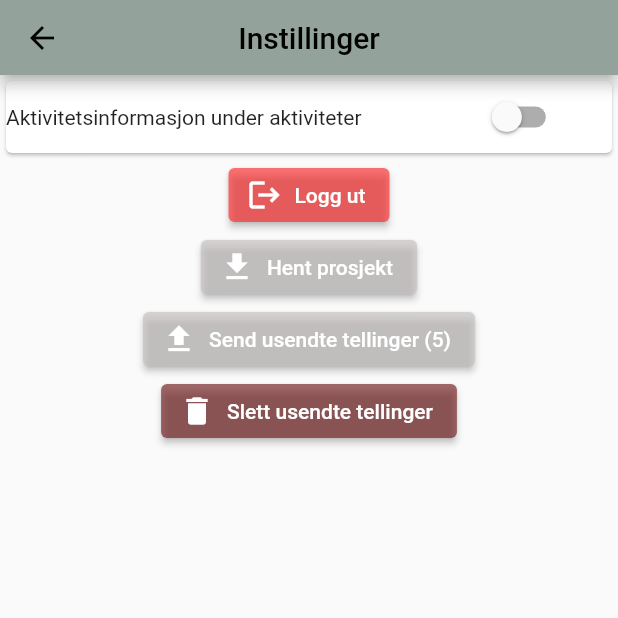
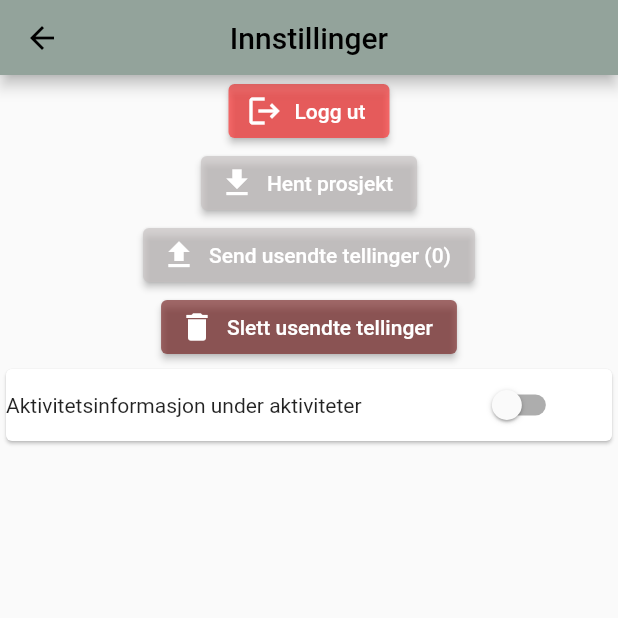
Before and after one commit to zaktaw/DATA3900-Bacheloroppgave, a Flutter app: the Settings screen opened by its route, after a tap on "Hent prosjekt", on a phone screen of 412 x 824 dp, the top half of it. Run offline on Flutter 3.47's test engine with Material 2 defaults, Android fonts, the phone set to English and light mode, and no system bars; our stand-ins replace auto_size_text, connectivity_plus, dots_indicator, flutter_secure_storage, fluttertoast, hive and 1 more; accounts and stored records are empty; network calls fail.

Commit message:
Reformated settings

```diff
--- a/lib/settings_page/settings.dart
+++ b/lib/settings_page/settings.dart
@@ -1,22 +1,176 @@
+import 'package:bacheloroppgave/resources/keys.dart';
+import 'package:bacheloroppgave/settings_page/settings_topbar.dart';
+import 'package:flutter/src/foundation/key.dart';
+import 'package:flutter/src/widgets/framework.dart';
+import 'package:bacheloroppgave/http_requests.dart';
+import 'package:bacheloroppgave/local_storage_hive/UnsentTttEntriesBox.dart';
+import 'package:bacheloroppgave/models/UserToken.dart';
+import 'package:connectivity_plus/connectivity_plus.dart';
 import 'package:flutter/material.dart';
-import 'settings_topbar.dart';
-import 'settings_item.dart';
+import 'package:fluttertoast/fluttertoast.dart';
 
-class Settings extends StatelessWidget {
-  const Settings({Key? key}) : super(key: key);
+import '../local_storage_hive/SettingsBox.dart';
+import '../resources/app_theme.dart';
+
+class Settings extends StatefulWidget {
+
+  //Function function;
+
+  Settings({Key? key}) : super(key: key);
+
+  @override
+  State<Settings> createState() => _SettingsState();
+}
+
+class _SettingsState extends State<Settings> {
+  int numberOfUnsentTttEntries = 0;
+
+  @override
+  void initState() {
+    final unsentTttEntriesBox = UnsentTttEntriesBox.getTttEntries();
+    if (unsentTttEntriesBox.isNotEmpty) {
+      setState(() {
+        numberOfUnsentTttEntries = unsentTttEntriesBox.length;
+      });
+    }
+  }
+
+  late bool isSwitched =
+      SettingsBox.getSettingsBox().get(activityInfoSettingKey)!;
+
+  void logout(BuildContext context) {
+    UserToken.removeToken()
+        .whenComplete(() => Navigator.of(context).pushNamed('/login'));
+  }
+
+  void getProject() async {
+    var connectivityResult = await (Connectivity().checkConnectivity());
+    if (connectivityResult != ConnectivityResult.none) {
+      HttpRequests.fetchTttProjectInfo().then((ok) => {
+            if (ok)
+              {
+                Fluttertoast.showToast(
+                  msg: "Prosjekt hentet", // message
+                  toastLength: Toast.LENGTH_SHORT, // length
+                  gravity: ToastGravity.CENTER, // location
+                  timeInSecForIosWeb: 4, // duration,
+                  backgroundColor: TOAST_BACKGROUND_COLOR,
+                  textColor: TOAST_TEXT_COLOR,
+                  fontSize: TOAST_FONT_SIZE,
+                )
+              }
+            else
+              {
+                Fluttertoast.showToast(
+                  msg: "Kunne ikke hente prosjekt. Feil med server.", // message
+                  toastLength: Toast.LENGTH_SHORT, // length
+                  gravity: ToastGravity.CENTER, // location
+                  timeInSecForIosWeb: 4, // duration,
+                  backgroundColor: TOAST_BACKGROUND_COLOR,
+                  textColor: TOAST_TEXT_COLOR,
+                  fontSize: TOAST_FONT_SIZE,
+                )
+              }
+          });
+    } else {
+      Fluttertoast.showToast(
+        msg:
+            "Kunne ikke hente prosjekt. Mangler internett-tilkobling.", // message
+        toastLength: Toast.LENGTH_SHORT, // length
+        gravity: ToastGravity.CENTER, // location
+        timeInSecForIosWeb: 4, // duration,
+        backgroundColor: TOAST_BACKGROUND_COLOR,
+        textColor: TOAST_TEXT_COLOR,
+        fontSize: TOAST_FONT_SIZE,
+      );
+    }
+  }
+
+  void sendUnsentTttObjects() async {
+    var connectivityResult = await (Connectivity().checkConnectivity());
+    if (connectivityResult != ConnectivityResult.none) {
+      HttpRequests.sendUnsentTttObjects().then((length) => {
+            setState(() => {numberOfUnsentTttEntries = length})
+          });
+    } else {
+      Fluttertoast.showToast(
+        msg:
+            "Kunne ikke sende tellinger. Mangler internett-tilkobling.", // message
+        toastLength: Toast.LENGTH_SHORT, // length
+        gravity: ToastGravity.CENTER, // location
+        timeInSecForIosWeb: 4, // duration,
+        backgroundColor: TOAST_BACKGROUND_COLOR,
+        textColor: TOAST_TEXT_COLOR,
+        fontSize: TOAST_FONT_SIZE,
+      );
+    }
+  }
+
+  deleteTttObjects() {
+    UnsentTttEntriesBox.getTttEntries().clear();
+    setState(() {
+      numberOfUnsentTttEntries = 0;
+    });
+  }
 
   @override
   Widget build(BuildContext context) {
     return Scaffold(
-      appBar: SettingsTopbar("Instillinger", '/homescreen', null),
+      appBar: SettingsTopbar("Innstillinger", '/homescreen', null),
       body: Column(
         children:[
-          SettingsItem("toggleactivityinfo"),
-          SettingsItem("logoutbutton"),
-          SettingsItem("getprojectbutton"),
-          SettingsItem("sendtttobjectsbutton"),
-          SettingsItem("deletetttobjectsbutton")
-      ])
-    );
+     ElevatedButton.icon(
+            icon: Icon(Icons.logout),
+            label: Text("Logg ut"),
+            style: ButtonStyle(
+                backgroundColor: MaterialStateProperty.all(
+                    Color.fromARGB(167, 255, 43, 43))),
+            onPressed: () => logout(context)),
+
+      ElevatedButton.icon(
+            icon: Icon(Icons.download),
+            label: Text("Hent prosjekt"),
+            style: ButtonStyle(
+                backgroundColor: MaterialStateProperty.all(
+                    Color.fromARGB(167, 198, 193, 193))),
+            onPressed: () => getProject()),
+
+      ElevatedButton.icon(
+            icon: Icon(Icons.upload),
+            label: Text("Send usendte tellinger (" +
+                (numberOfUnsentTttEntries.toString()) +
+                ")"),
+            style: ButtonStyle(
+                backgroundColor: MaterialStateProperty.all(
+                    Color.fromARGB(167, 198, 193, 193))),
+            onPressed: () => sendUnsentTttObjects()),
+
+      ElevatedButton.icon(
+            icon: Icon(Icons.delete),
+            label: Text("Slett usendte tellinger"),
+            style: ButtonStyle(
+                backgroundColor: MaterialStateProperty.all(
+                    Color.fromARGB(167, 116, 31, 31))),
+            onPressed: () => deleteTttObjects()),
+
+      Card(
+          child: Row(
+        children: <Widget>[
+          Expanded(
+              flex: 7,
+              child: Text("Aktivitetsinformasjon under aktiviteter")),
+          Expanded(
+              flex: 3,
+              child: Switch(
+                  value: isSwitched,
+                  onChanged: (value) {
+                    setState(() {
+                      isSwitched = value;
+                      SettingsBox.getSettingsBox()
+                          .put(activityInfoSettingKey, isSwitched);
+                    });
+                  }))
+        ],))],
+      ));
+    }
   }
-}
--- a/lib/settings_page/settings_item.dart
+++ /dev/null
@@ -1,215 +0,0 @@
-import 'package:bacheloroppgave/resources/keys.dart';
-import 'package:flutter/src/foundation/key.dart';
-import 'package:flutter/src/widgets/framework.dart';
-import 'package:bacheloroppgave/http_requests.dart';
-import 'package:bacheloroppgave/local_storage_hive/UnsentTttEntriesBox.dart';
-import 'package:bacheloroppgave/models/UserToken.dart';
-import 'package:connectivity_plus/connectivity_plus.dart';
-import 'package:flutter/material.dart';
-import 'package:fluttertoast/fluttertoast.dart';
-
-import '../local_storage_hive/SettingsBox.dart';
-import '../resources/app_theme.dart';
-
-class SettingsItem extends StatefulWidget {
-  String type;
-  //Function function;
-
-  SettingsItem(this.type, /*this.function,*/ {Key? key}) : super(key: key);
-
-  @override
-  State<SettingsItem> createState() => _SettingsItemState();
-}
-
-class _SettingsItemState extends State<SettingsItem> {
-  int numberOfUnsentTttEntries = 5;
-
-  @override
-  void initState() {
-    final unsentTttEntriesBox = UnsentTttEntriesBox.getTttEntries();
-    if (unsentTttEntriesBox.isNotEmpty) {
-      setState(() {
-        numberOfUnsentTttEntries = unsentTttEntriesBox.length;
-      });
-    }
-  }
-
-  late bool isSwitched =
-      SettingsBox.getSettingsBox().get(activityInfoSettingKey)!;
-
-  void logout(BuildContext context) {
-    UserToken.removeToken()
-        .whenComplete(() => Navigator.of(context).pushNamed('/login'));
-  }
-
-  void getProject() async {
-    var connectivityResult = await (Connectivity().checkConnectivity());
-    if (connectivityResult != ConnectivityResult.none) {
-      HttpRequests.fetchTttProjectInfo().then((ok) => {
-            if (ok)
-              {
-                Fluttertoast.showToast(
-                  msg: "Prosjekt hentet", // message
-                  toastLength: Toast.LENGTH_SHORT, // length
-                  gravity: ToastGravity.CENTER, // location
-                  timeInSecForIosWeb: 4, // duration,
-                  backgroundColor: TOAST_BACKGROUND_COLOR,
-                  textColor: TOAST_TEXT_COLOR,
-                  fontSize: TOAST_FONT_SIZE,
-                )
-              }
-            else
-              {
-                Fluttertoast.showToast(
-                  msg: "Kunne ikke hente prosjekt. Feil med server.", // message
-                  toastLength: Toast.LENGTH_SHORT, // length
-                  gravity: ToastGravity.CENTER, // location
-                  timeInSecForIosWeb: 4, // duration,
-                  backgroundColor: TOAST_BACKGROUND_COLOR,
-                  textColor: TOAST_TEXT_COLOR,
-                  fontSize: TOAST_FONT_SIZE,
-                )
-              }
-          });
-    } else {
-      Fluttertoast.showToast(
-        msg:
-            "Kunne ikke hente prosjekt. Mangler internett-tilkobling.", // message
-        toastLength: Toast.LENGTH_SHORT, // length
-        gravity: ToastGravity.CENTER, // location
-        timeInSecForIosWeb: 4, // duration,
-        backgroundColor: TOAST_BACKGROUND_COLOR,
-        textColor: TOAST_TEXT_COLOR,
-        fontSize: TOAST_FONT_SIZE,
-      );
-    }
-  }
-
-  void sendUnsentTttObjects() async {
-    var connectivityResult = await (Connectivity().checkConnectivity());
-    if (connectivityResult != ConnectivityResult.none) {
-      HttpRequests.sendUnsentTttObjects().then((length) => {
-            setState(() => {numberOfUnsentTttEntries = length})
-          });
-    } else {
-      Fluttertoast.showToast(
-        msg:
-            "Kunne ikke sende tellinger. Mangler internett-tilkobling.", // message
-        toastLength: Toast.LENGTH_SHORT, // length
-        gravity: ToastGravity.CENTER, // location
-        timeInSecForIosWeb: 4, // duration,
-        backgroundColor: TOAST_BACKGROUND_COLOR,
-        textColor: TOAST_TEXT_COLOR,
-        fontSize: TOAST_FONT_SIZE,
-      );
-    }
-  }
-
-  deleteTttObjects() {
-    UnsentTttEntriesBox.getTttEntries().clear();
-    setState(() {
-      numberOfUnsentTttEntries = 0;
-    });
-  }
-
-  @override
-  Widget build(BuildContext context) {
-    ///Switch that changes the component depending on the argument when calling the constructor
-    switch (widget.type) {
-
-      ///Returns a red logout button
-      case "logoutbutton":
-        return ElevatedButton.icon(
-            icon: Icon(Icons.logout),
-            label: Text("Logg ut"),
-            style: ButtonStyle(
-                backgroundColor: MaterialStateProperty.all(
-                    Color.fromARGB(167, 255, 43, 43))),
-            onPressed: () => logout(context));
-
-      case "getprojectbutton":
-        return ElevatedButton.icon(
-            icon: Icon(Icons.download),
-            label: Text("Hent prosjekt"),
-            style: ButtonStyle(
-                backgroundColor: MaterialStateProperty.all(
-                    Color.fromARGB(167, 198, 193, 193))),
-            onPressed: () => getProject());
-
-      case "sendtttobjectsbutton":
-        return ElevatedButton.icon(
-            icon: Icon(Icons.upload),
-            label: Text("Send usendte tellinger (" +
-                (numberOfUnsentTttEntries.toString()) +
-                ")"),
-            style: ButtonStyle(
-                backgroundColor: MaterialStateProperty.all(
-                    Color.fromARGB(167, 198, 193, 193))),
-            onPressed: () => sendUnsentTttObjects());
-
-      case "deletetttobjectsbutton":
-        return ElevatedButton.icon(
-            icon: Icon(Icons.delete),
-            label: Text("Slett usendte tellinger"),
-            style: ButtonStyle(
-                backgroundColor: MaterialStateProperty.all(
-                    Color.fromARGB(167, 116, 31, 31))),
-            onPressed: () => deleteTttObjects());
-
-      case "dropdown":
-        //List<DropdownMenuItem<String>> items = ["1", "3", "4" ,"5"];
-        return Container(
-          child: Card(
-              child: Row(
-            children: const <Widget>[
-              Expanded(flex: 4, child: Text("Here 3")),
-
-              ///Expanded(flex: 6, child: DropdownButton(
-              ///value: "Startvalue",
-              ///icon: Icon(Icons.keyboard_arrow_down),
-              ///items: items,
-              ///onChanged: ()=>{}))
-            ],
-          )),
-        );
-
-      //Unused
-      case "toggle":
-        return Container(
-          child: Card(
-              child: Row(
-            children: const <Widget>[
-              Expanded(flex: 3, child: Text("Here 3")),
-              Expanded(flex: 3, child: Text("Here 2")),
-              Expanded(flex: 4, child: Text("Here 1"))
-            ],
-          )),
-        );
-
-      case "toggleactivityinfo":
-        return Container(
-          child: Card(
-              child: Row(
-            children: <Widget>[
-              Expanded(
-                  flex: 7,
-                  child: Text("Aktivitetsinformasjon under aktiviteter")),
-              Expanded(
-                  flex: 3,
-                  child: Switch(
-                      value: isSwitched,
-                      onChanged: (value) {
-                        setState(() {
-                          isSwitched = value;
-                          SettingsBox.getSettingsBox()
-                              .put(activityInfoSettingKey, isSwitched);
-                        });
-                      }))
-            ],
-          )),
-        );
-    }
-
-    return Text("Det er ingen instillingtype med navn: " + widget.type);
-  }
-}
```
Also changed, not shown: pubspec.lock.
